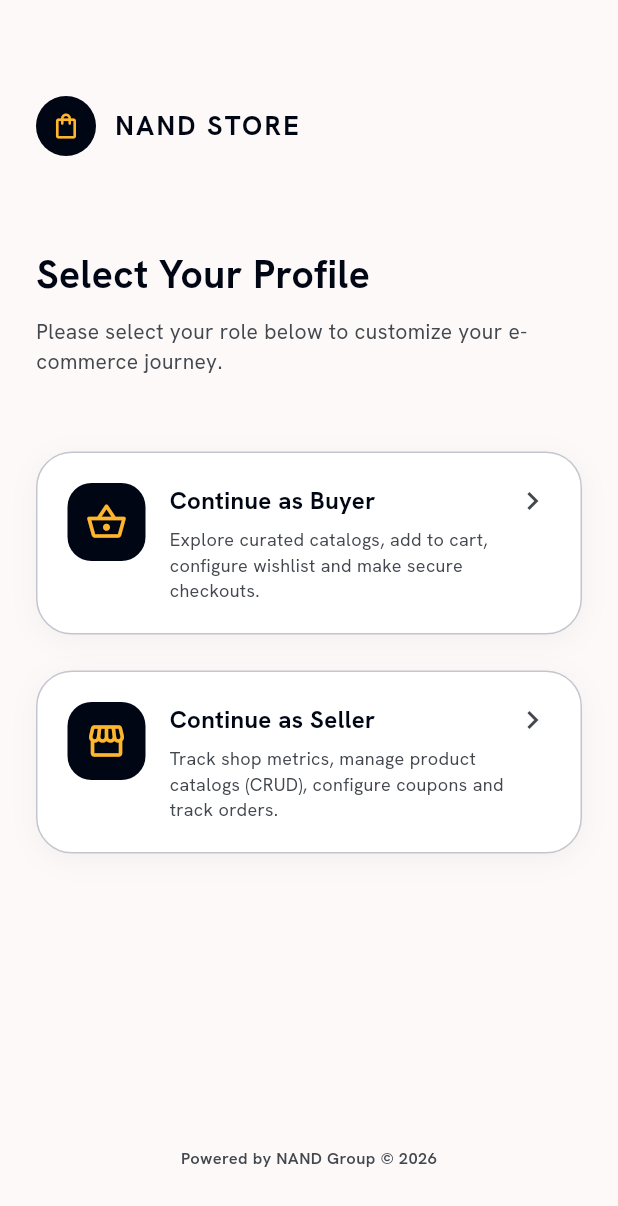
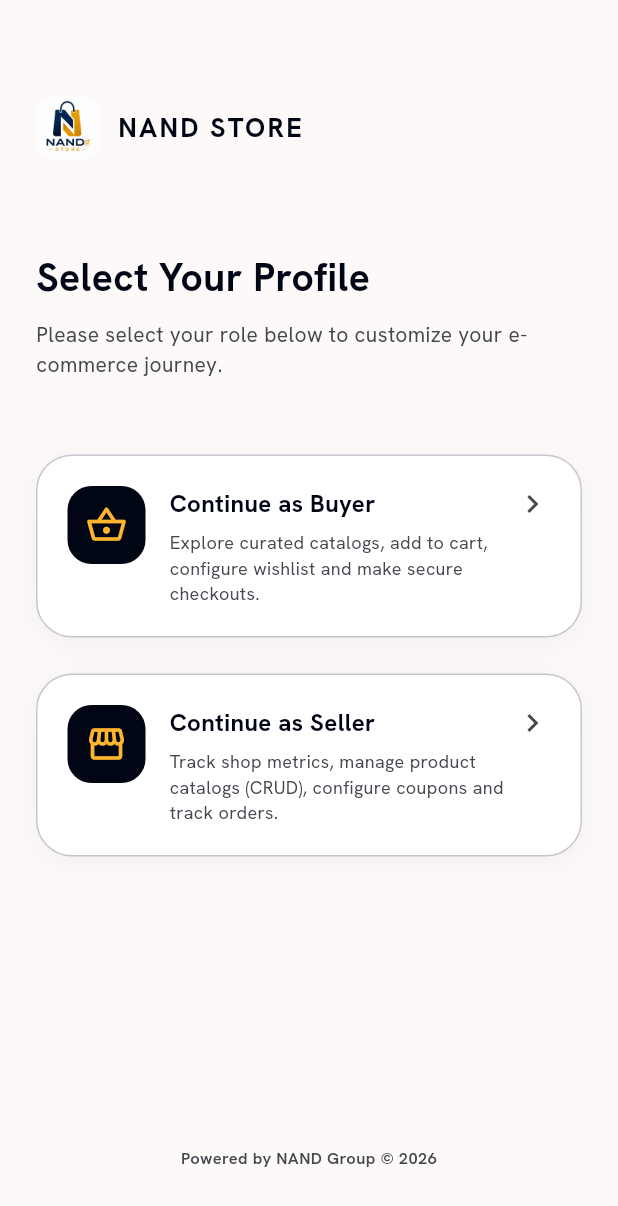
Before and after one commit to nanddaya12/NAND-STORE-APP, a Flutter app: the screen it shows after launch, after a tap on "Skip", on a phone screen of 412 x 824 dp. Shown: the top 1206 px of the screen. Run offline on Flutter 3.47's test engine with Material 3 defaults, Android fonts, the phone set to English and light mode, and no system bars; our stand-ins replace connectivity_plus, device_info_plus, dio, equatable, flutter_secure_storage, google_fonts and 6 more; missing offline and left inert: encrypt; accounts and stored records are empty.

Commit message:
Integrate NAND Store logo image asset into splash and role selection screens

```diff
--- a/lib/screens/auth/role_selection_screen.dart
+++ b/lib/screens/auth/role_selection_screen.dart
@@ -18,7 +18,14 @@ class RoleSelectionScreen extends StatelessWidget {
               // Header logo / title
               Row(
                 children: [
-                  Container(
+                  ClipRRect(
+                    borderRadius: BorderRadius.circular(10),
+                    child: Image.asset(
+                      'assets/images/logo.png',
+                      width: 42,
+                      height: 42,
+                      fit: BoxFit.contain,
+                      errorBuilder: (context, error, stackTrace) => Container(
                         width: 40,
                         height: 40,
                         decoration: const BoxDecoration(
@@ -29,6 +36,8 @@ class RoleSelectionScreen extends StatelessWidget {
                           Icons.shopping_bag_outlined,
                           color: Color(0xFFFFB62C),
                           size: 20,
+                        ),
+                      ),
                     ),
                   ),
                   const SizedBox(width: 12),
--- a/lib/screens/auth/splash_screen.dart
+++ b/lib/screens/auth/splash_screen.dart
@@ -88,17 +88,26 @@ class _SplashScreenState extends State<SplashScreen> with SingleTickerProviderSt
           child: Column(
             mainAxisAlignment: MainAxisAlignment.center,
             children: [
-              Container(
+              ClipRRect(
+                borderRadius: BorderRadius.circular(20),
+                child: Image.asset(
+                  'assets/images/logo.png',
+                  width: 110,
+                  height: 110,
+                  fit: BoxFit.contain,
+                  errorBuilder: (context, error, stackTrace) => Container(
                     width: 90,
                     height: 90,
                     decoration: const BoxDecoration(
-                  color: Color(0xFFFFB62C), // Gold accent
+                      color: Color(0xFFFFB62C),
                       shape: BoxShape.circle,
                     ),
                     child: const Icon(
                       Icons.shopping_bag_outlined,
                       color: Color(0xFF000613),
                       size: 48,
+                    ),
+                  ),
                 ),
               ),
               const SizedBox(height: 20),
--- a/pubspec.yaml
+++ b/pubspec.yaml
@@ -57,3 +57,6 @@ dev_dependencies:
 
 flutter:
   uses-material-design: true
+
+  assets:
+    - assets/images/
```
Also changed, not shown: assets/images/logo.png (added). Lines whose indentation alone changed are shown as unchanged.
